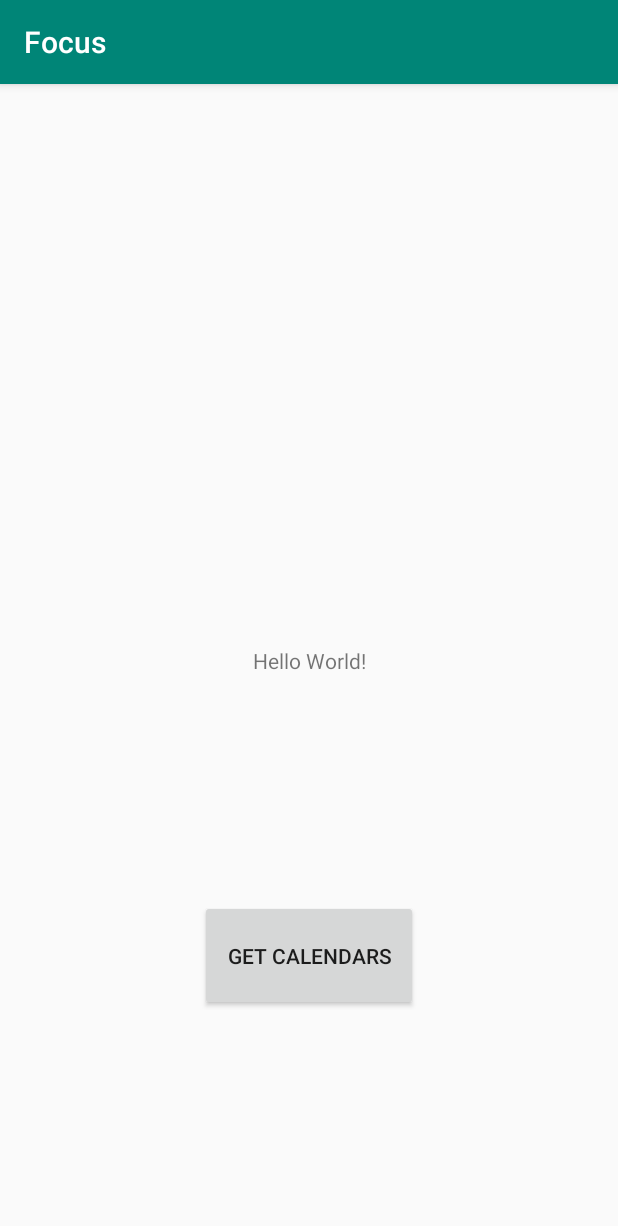
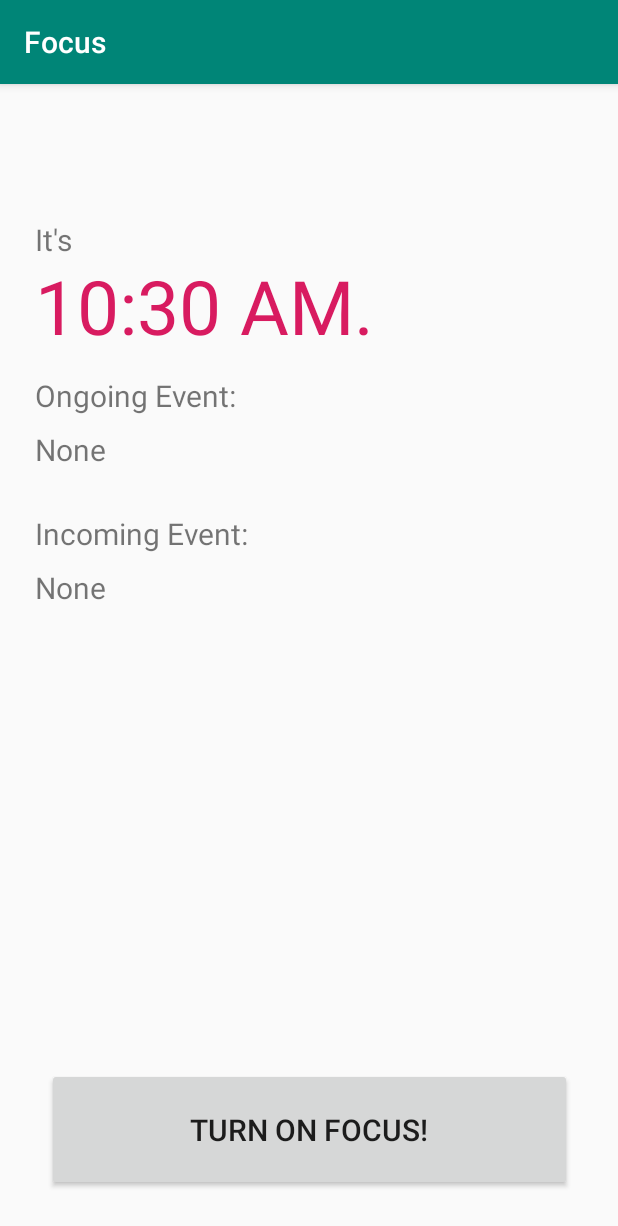
Before and after one commit to linkinpark213/focus, an Android app: the screen it shows after launch (MainActivity), on a phone screen of 412 x 824 dp. Shown: the top 1226 px of the screen. Run offline under Robolectric (Android 15) with nearby library versions, the phone set to English and light mode, and no system bars; libraries missing offline, so code that uses them is left out: com.google.api.client, com.google.api.services; 2 statements that could not run were skipped.

Commit message:
a little change on UI

```diff
--- a/app/src/main/AndroidManifest.xml
+++ b/app/src/main/AndroidManifest.xml
@@ -24,6 +24,11 @@
                 <category android:name="android.intent.category.LAUNCHER"/>
             </intent-filter>
         </activity>
+        <service android:name=".FetchEventsService">
+            <intent-filter>
+                <action android:name="com.linkinpark213.service.FETCH_EVENTS_SERVICE"/>
+            </intent-filter>
+        </service>
     </application>
 
 
--- a/app/src/main/java/com/linkinpark213/focus/CalendarManager.kt
+++ b/app/src/main/java/com/linkinpark213/focus/CalendarManager.kt
@@ -3,6 +3,7 @@ package com.linkinpark213.focus
 import android.accounts.Account
 import android.content.Context
 import android.content.Intent
+import android.widget.TextView
 import com.google.api.client.extensions.android.http.AndroidHttp
 import com.google.api.client.googleapis.extensions.android.gms.auth.GoogleAccountCredential
 import com.google.api.client.json.gson.GsonFactory
@@ -12,7 +13,10 @@ import com.google.api.services.calendar.model.CalendarListEntry
 import com.google.api.services.calendar.model.Event
 import java.util.*
 
-class CalendarManager(applicationContext: Context, accountName: String) {
+class CalendarManager(
+    applicationContext: Context, accountName: String, ongoingEventTextView: TextView,
+    incomingEventTextView: TextView
+) {
     private var credential: GoogleAccountCredential? = null
     var client: Calendar? = null
     var focusCalendar: CalendarListEntry? = null
--- a/app/src/main/res/layout/activity_main.xml
+++ b/app/src/main/res/layout/activity_main.xml
@@ -7,20 +7,83 @@
         android:layout_height="match_parent"
         tools:context=".MainActivity">
 
-    <TextView
-            android:layout_width="wrap_content"
-            android:layout_height="wrap_content"
-            android:text="Hello World!"
+    <LinearLayout android:layout_width="364dp" android:layout_height="346dp"
+                  android:orientation="vertical"
+                  app:layout_constraintBottom_toTopOf="@+id/button" app:layout_constraintStart_toStartOf="parent"
+                  app:layout_constraintEnd_toEndOf="parent"
+                  android:id="@+id/linearLayout" android:layout_marginBottom="476dp"
+                  app:layout_constraintTop_toTopOf="parent" android:layout_marginTop="90dp"
+                  app:layout_constraintHorizontal_bias="0.489" app:layout_constraintVertical_bias="0.0">
+        <TextView android:layout_width="match_parent"
+                  android:layout_height="24dp"
+                  android:text="@string/before_clock_text"
+                  android:textSize="20sp"
+        />
+        <LinearLayout android:layout_width="match_parent" android:layout_height="60sp">
+            <TextClock
+                    android:id="@+id/mainClock"
+                    android:gravity="center"
+                    android:layout_width="wrap_content"
+                    android:layout_height="wrap_content"
+                    android:textSize="50sp"
+                    android:textColor="@color/colorAccent"
+            />
+            <TextView android:layout_width="10sp"
+                      android:layout_height="match_parent"
+                      android:layout_marginBottom="0dp"
+                      android:textSize="50sp"
+                      android:text="@string/dot_text"
+                      android:textColor="@color/colorAccent"
+            />
+        </LinearLayout>
+        <TextView
+                android:layout_width="217dp"
+                android:layout_height="36dp"
+                android:text="@string/ongoing_text"
+                android:id="@+id/ongoingTextView"
+                android:textSize="20sp"
+                android:layout_marginTop="20sp"
+                app:layout_constraintStart_toStartOf="parent"
+                app:layout_constraintHorizontal_bias="0.5" app:layout_constraintEnd_toEndOf="parent"
+                app:layout_constraintTop_toTopOf="parent" app:layout_constraintBottom_toTopOf="@+id/button"/>
+        <TextView
+                android:layout_width="217dp"
+                android:layout_height="36dp"
+                android:text="@string/no_event_text"
+                android:id="@+id/ongoingEventTextView"
+                android:textSize="20sp"
+                app:layout_constraintStart_toStartOf="parent"
+                app:layout_constraintHorizontal_bias="0.5" app:layout_constraintEnd_toEndOf="parent"
+                app:layout_constraintTop_toTopOf="parent" app:layout_constraintBottom_toTopOf="@+id/button"/>
+        <TextView
+                android:layout_width="217dp"
+                android:layout_height="36dp"
+                android:text="@string/incoming_text"
+                android:id="@+id/incomingTextView"
+                android:textSize="20sp"
+                android:layout_marginTop="20sp"
+                app:layout_constraintStart_toStartOf="parent"
+                app:layout_constraintEnd_toEndOf="parent" tools:layout_editor_absoluteY="302dp"/>
+
+        <TextView
+                android:layout_width="217dp"
+                android:layout_height="36dp"
+                android:text="@string/no_event_text"
+                android:id="@+id/incomingEventTextView"
+                android:textSize="20sp"
+                app:layout_constraintStart_toStartOf="parent"
+                app:layout_constraintHorizontal_bias="0.5" app:layout_constraintEnd_toEndOf="parent"
+                app:layout_constraintTop_toTopOf="parent" app:layout_constraintBottom_toTopOf="@+id/button"/>
+
+    </LinearLayout>
+    <Button
+            android:text="@string/focus_on_button_text"
+            android:layout_width="350dp"
+            android:layout_height="82dp"
+            android:id="@+id/button" app:layout_constraintStart_toStartOf="parent"
+            android:textSize="20sp"
+            app:layout_constraintEnd_toEndOf="parent"
             app:layout_constraintBottom_toBottomOf="parent"
-            app:layout_constraintLeft_toLeftOf="parent"
-            app:layout_constraintRight_toRightOf="parent"
-            app:layout_constraintTop_toTopOf="parent" android:id="@+id/textView"/>
-    <Button
-            android:text="@string/main_button_text"
-            android:layout_width="145dp"
-            android:layout_height="74dp"
-            android:id="@+id/button" app:layout_constraintStart_toStartOf="parent"
-            app:layout_constraintHorizontal_bias="0.5" app:layout_constraintEnd_toEndOf="parent"
-            app:layout_constraintBottom_toBottomOf="parent" app:layout_constraintTop_toBottomOf="@+id/textView"/>
+            android:layout_marginBottom="30dp"/>
 
 </android.support.constraint.ConstraintLayout>
--- a/app/src/main/res/values/strings.xml
+++ b/app/src/main/res/values/strings.xml
@@ -1,4 +1,16 @@
 <resources>
     <string name="app_name">Focus</string>
-    <string name="main_button_text">Get Calendars</string>
+    <string name="focus_on_button_text">Turn ON Focus!</string>
+    <string name="focus_off_button_text">Turn OFF Focus!</string>
+    <string name="ongoing_text">Ongoing Event:</string>
+    <string name="incoming_text">Incoming Event:</string>
+    <string name="before_clock_text">It\'s</string>
+    <string name="greeting_morning_text">Nice day for working! XD</string>
+    <string name="greeting_noon_text">Want to take a lunch break? :P</string>
+    <string name="greeting_afternoon_text">Speed to full! XD</string>
+    <string name="greeting_evening_text">Better rest your eyes after work ;)</string>
+    <string name="greeting_night_text">Mind your work-life balance :)</string>
+    <string name="greeting_focus_text">You should be working now, right?</string>
+    <string name="dot_text">.</string>
+    <string name="no_event_text">None</string>
 </resources>
```
Also changed, not shown: app/src/main/java/com/linkinpark213/focus/FetchEventsService.kt (added, +22 -0 lines), app/src/main/java/com/linkinpark213/focus/MainActivity.kt (+15 -1 lines).
